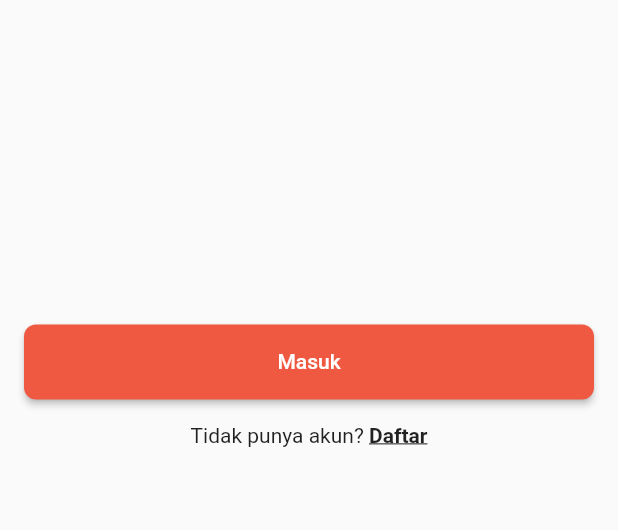
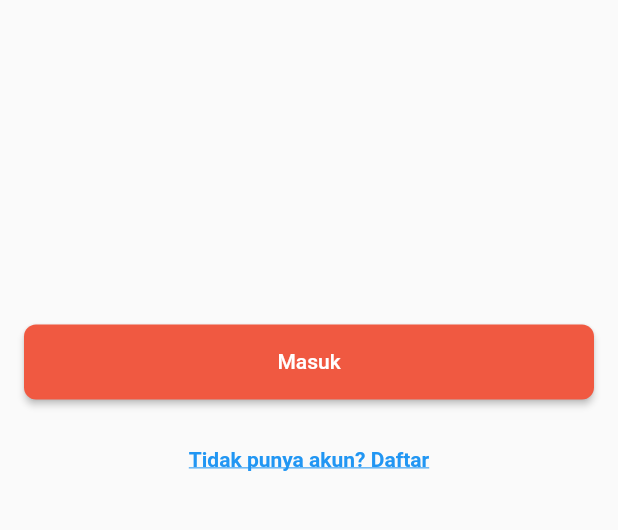
Before and after one commit to NVG-064/project_pemmob, a Flutter app: the HomeScreen screen opened directly, on a phone screen of 412 x 824 dp, the part 603-1133 px from its top. Run offline on Flutter 3.47's test engine with Material 2 defaults, Android fonts, the phone set to English and light mode, and no system bars; our stand-ins replace firebase_auth, firebase_core; accounts and stored records are empty.

Commit message:
create TextButton

```diff
--- a/lib/screens/home_screen.dart
+++ b/lib/screens/home_screen.dart
@@ -1,4 +1,5 @@
 import 'package:flutter/material.dart';
+import 'package:project_pemmob/pages/daftar_page.dart';
 import 'package:project_pemmob/pages/login_page.dart';
 
 class HomeScreen extends StatelessWidget {
@@ -35,21 +36,26 @@ class HomeScreen extends StatelessWidget {
             child: const Text('Masuk'),
           ),
         ),
-        const Row(
+        Row(
           mainAxisAlignment: MainAxisAlignment.center,
           children: [
-            Text.rich(
-              TextSpan(
-                text: 'Tidak punya akun? ',
-                children: <TextSpan>[
-                  TextSpan(
-                    text: 'Daftar',
-                    style: TextStyle(
-                      fontWeight: FontWeight.bold,
-                      decoration: TextDecoration.underline,
-                    ),
+            TextButton(
+              onPressed: () {
+                // Pindah ke halaman DaftarPage
+                Navigator.push(
+                  context,
+                  MaterialPageRoute(
+                    builder: (context) => DaftarPage(),
                   ),
-                ],
+                );
+              },
+              child: Text(
+                'Tidak punya akun? Daftar',
+                style: TextStyle(
+                  fontWeight: FontWeight.bold,
+                  decoration: TextDecoration.underline,
+                  color: Colors.blue, // Warna teks Daftar
+                ),
               ),
             ),
           ],
```
